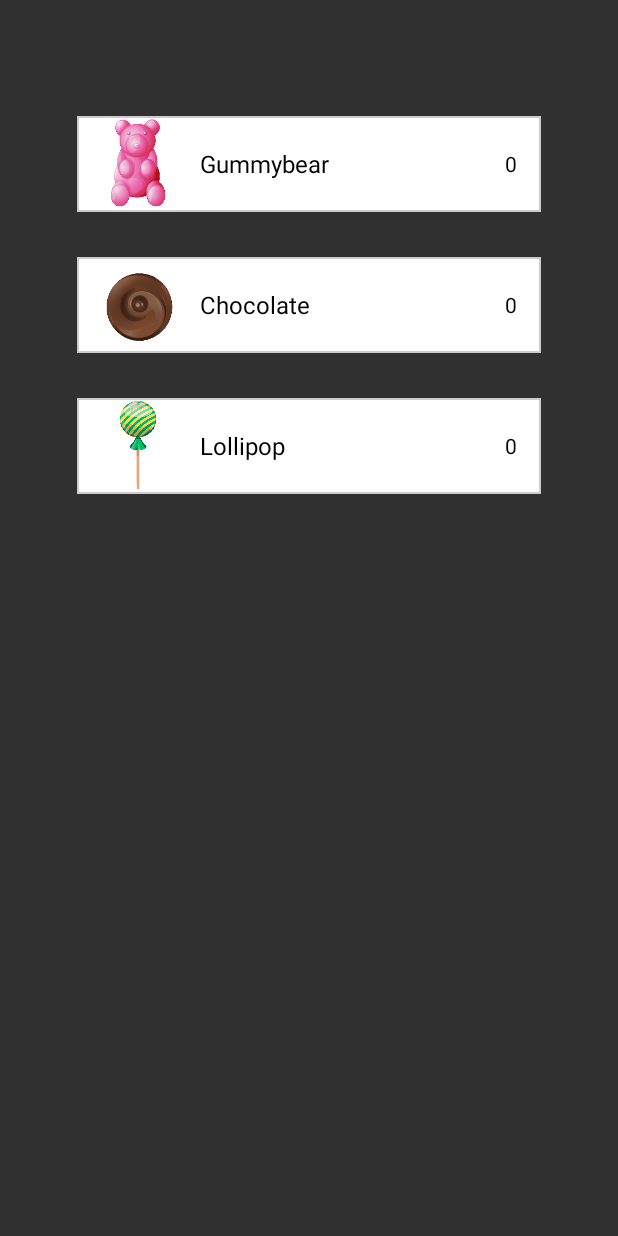
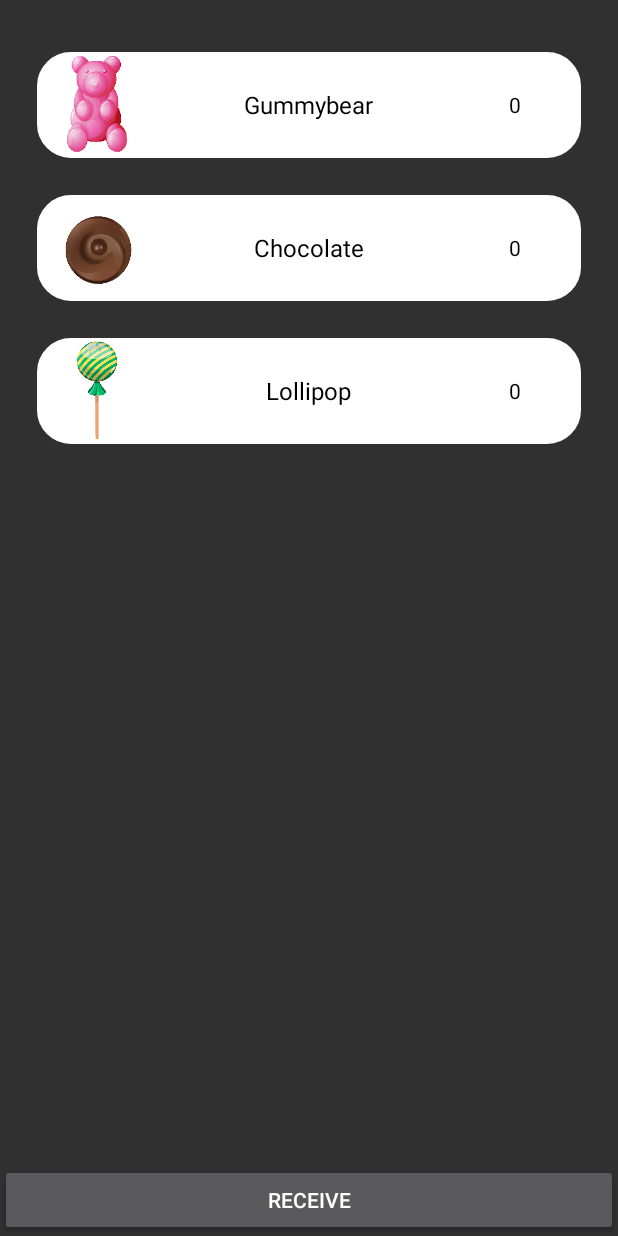
Before and after one commit to Lallivero/CandyFisher, an Android app: the CollectionActivity screen opened directly, with no data from a screen before it, after a tap on "Gummybear", on a phone screen of 412 x 824 dp. Run offline under Robolectric (Android 15) with nearby library versions, the phone set to English and light mode, and no system bars.

Commit message:
Added nfc share and receive functionality, also cleaned up livedata for collection/details view to properly update values

```diff
--- a/app/src/main/AndroidManifest.xml
+++ b/app/src/main/AndroidManifest.xml
@@ -3,6 +3,8 @@
     package="com.example.candyfisher">
 
     <uses-permission android:name="android.permission.VIBRATE" />
+    <uses-permission android:name="android.permission.NFC" />
+
     <application
         android:allowBackup="true"
         android:icon="@mipmap/ic_launcher"
@@ -10,6 +12,9 @@
         android:roundIcon="@mipmap/ic_launcher_round"
         android:supportsRtl="true"
         android:theme="@style/Theme.Design.NoActionBar">
+        <activity
+            android:name=".activities.ItemDetailsActivity"
+            android:exported="false" />
         <activity
             android:name=".activities.CollectionActivity"
             android:exported="false" />
@@ -21,7 +26,6 @@
             android:exported="true">
             <intent-filter>
                 <action android:name="android.intent.action.MAIN" />
-
                 <category android:name="android.intent.category.LAUNCHER" />
             </intent-filter>
         </activity>
--- a/app/src/main/java/com/example/candyfisher/activities/CollectionActivity.java
+++ b/app/src/main/java/com/example/candyfisher/activities/CollectionActivity.java
@@ -9,35 +9,109 @@ import com.example.candyfisher.R;
 
 import com.example.candyfisher.models.CollectionListAdapter;
 import com.example.candyfisher.models.CollectionListData;
+import com.example.candyfisher.utils.Candies;
+import com.example.candyfisher.utils.Utils;
 import com.example.candyfisher.viewModels.CollectionViewModel;
 
+import android.content.Intent;
+import android.nfc.NfcAdapter;
+import android.nfc.Tag;
 import android.os.Bundle;
+import android.util.Log;
 import android.view.View;
+import android.widget.Toast;
 
 import java.util.ArrayList;
 
-public class CollectionActivity extends AppCompatActivity {
+public class CollectionActivity extends AppCompatActivity implements NfcAdapter.ReaderCallback {
 
-
-    private CollectionViewModel myCollectionViewModel;
+    private CollectionViewModel collectionViewModel;
+    private boolean reading = false;
+    private NfcAdapter nfcAdapter;
+    private static final String TAG = "CollectionActivity";
 
     @Override
     protected void onCreate(Bundle savedInstanceState) {
         super.onCreate(savedInstanceState);
         setContentView(R.layout.activity_collection);
-        myCollectionViewModel = new ViewModelProvider(this).get(CollectionViewModel.class);
-        myCollectionViewModel.getCollectionListData().observe(this, this::initialiseView);
-
+        nfcAdapter = NfcAdapter.getDefaultAdapter(this);
+        refreshUI();
     }
 
-    public void initialiseView(ArrayList<CollectionListData> collectionListData) {
+    private void refreshUI() {
+        collectionViewModel = new ViewModelProvider(this).get(CollectionViewModel.class);
+        collectionViewModel.getCollectionListData().observe(this, this::initialiseView);
+    }
+
+    private void initialiseView(ArrayList<CollectionListData> collectionListData) {
 
         RecyclerView recyclerView = findViewById(R.id.collection_view);
+//        CollectionListAdapter collectionListAdapter = new CollectionListAdapter(collectionListData,
+//                index -> myCollectionViewModel.decrementCollected(index));
         CollectionListAdapter collectionListAdapter = new CollectionListAdapter(collectionListData,
-                index -> myCollectionViewModel.decrementCollected(index));
+                this::toDetailsActivity);
         recyclerView.setHasFixedSize(true);
         recyclerView.setLayoutManager(new LinearLayoutManager(this));
         recyclerView.setAdapter(collectionListAdapter);
+    }
 
+    public void toDetailsActivity(int index) {
+        Intent intent = new Intent(this, ItemDetailsActivity.class);
+        intent.putExtra("Item_index", index);
+        startActivity(intent);
+    }
+
+    public void readClick(View view) {
+        reading = !reading;
+        Toast.makeText(this, reading ? "Reading" : "Stopped Reading", Toast.LENGTH_SHORT).show();
+    }
+
+
+    @Override
+    protected void onRestart() {
+        super.onRestart();
+        refreshUI();
+    }
+
+    @Override
+    protected void onResume() {
+        super.onResume();
+        refreshUI();
+        if (nfcAdapter != null) {
+            Bundle options = new Bundle();
+            options.putInt(NfcAdapter.EXTRA_READER_PRESENCE_CHECK_DELAY, 250);
+
+            nfcAdapter.enableReaderMode(this, this, NfcAdapter.FLAG_READER_NFC_A |
+                            NfcAdapter.FLAG_READER_NFC_B |
+                            NfcAdapter.FLAG_READER_NFC_F |
+                            NfcAdapter.FLAG_READER_NFC_V |
+                            NfcAdapter.FLAG_READER_NFC_BARCODE |
+                            NfcAdapter.FLAG_READER_NO_PLATFORM_SOUNDS,
+                    options);
+        }
+    }
+
+    @Override
+    protected void onPause() {
+        super.onPause();
+        reading = false;
+        if (nfcAdapter != null) {
+            nfcAdapter.disableReaderMode(this);
+        }
+        getViewModelStore().clear();
+    }
+
+    @Override
+    public void onTagDiscovered(Tag tag) {
+        if (reading) {
+            String message = Utils.readNFC(tag);
+            assert message != null;
+            int itemIndex = Integer.parseInt(message);
+            if(itemIndex < Candies.values().length){
+                runOnUiThread(() -> collectionViewModel.incrementCollected(itemIndex));
+                Utils.writeNFC(tag, "");
+            }
+            reading = false;
+        }
     }
 }
--- a/app/src/main/java/com/example/candyfisher/activities/FishingActivity.java
+++ b/app/src/main/java/com/example/candyfisher/activities/FishingActivity.java
@@ -61,15 +61,11 @@ public class FishingActivity extends AppCompatActivity implements SensorEventLis
     protected void onCreate(Bundle savedInstanceState) {
         super.onCreate(savedInstanceState);
         setContentView(R.layout.activity_fishing);
-
         myCollectionViewModel = new ViewModelProvider(this).get(CollectionViewModel.class);
-
-
+        myCollectionViewModel.getCollectionListData();
         if (values == null) {
             values = new float[3];
         }
-
-
         sensorManager = (SensorManager) getSystemService(Context.SENSOR_SERVICE);
         accelerometer = sensorManager.getDefaultSensor(Sensor.TYPE_ACCELEROMETER);
 
--- /dev/null
+++ b/app/src/main/java/com/example/candyfisher/activities/ItemDetailsActivity.java
@@ -0,0 +1,124 @@
+package com.example.candyfisher.activities;
+
+import androidx.appcompat.app.AppCompatActivity;
+import androidx.lifecycle.ViewModelProvider;
+
+import android.nfc.NfcAdapter;
+import android.nfc.Tag;
+
+import android.os.Bundle;
+import android.util.Log;
+
+import android.widget.Button;
+import android.widget.ImageView;
+import android.widget.TextView;
+import android.widget.Toast;
+
+import com.example.candyfisher.R;
+
+import com.example.candyfisher.models.CollectionListData;
+import com.example.candyfisher.utils.Utils;
+import com.example.candyfisher.viewModels.CollectionViewModel;
+
+import java.util.ArrayList;
+
+public class ItemDetailsActivity extends AppCompatActivity implements NfcAdapter.ReaderCallback {
+
+    private static final String TAG = "ItemDetailsActivity";
+
+    NfcAdapter nfcAdapter;
+    boolean writing = false;
+
+    CollectionViewModel collectionViewModel;
+
+    private ImageView imageView;
+    private TextView nameText;
+    private TextView numCollected;
+    private Button button;
+
+    private int itemIndex;
+
+    @Override
+    protected void onCreate(Bundle savedInstanceState) {
+        super.onCreate(savedInstanceState);
+        setContentView(R.layout.activity_item_details);
+        Bundle extras = getIntent().getExtras();
+        if (extras != null)
+            itemIndex = extras.getInt("Item_index");
+
+        collectionViewModel = new ViewModelProvider(this).get(CollectionViewModel.class);
+        ArrayList<CollectionListData> myList = collectionViewModel.getCollectionListData().getValue();
+        collectionViewModel.getCollectionListData().observe(this, this::initialiseViews);
+        Log.i(TAG, "onCreate: " + String.valueOf(collectionViewModel.getImageId(itemIndex)));
+        imageView = findViewById(R.id.details_candy_image);
+        nameText = findViewById(R.id.details_candy_name);
+        numCollected = findViewById(R.id.details_num_collected);
+        button = findViewById(R.id.share_button);
+
+//        initialiseViews();
+
+        nfcAdapter = NfcAdapter.getDefaultAdapter(this);
+        if (nfcAdapter == null) {
+            Toast.makeText(this, "This device does not support NFC", Toast.LENGTH_SHORT).show();
+            finish();
+        }
+    }
+
+    private void initialiseViews(ArrayList<CollectionListData> collectionListData) {
+        imageView.setImageResource(collectionViewModel.getImageId(itemIndex));
+        nameText.setText(collectionViewModel.getItemDescription(itemIndex));
+        numCollected.setText(String.valueOf(collectionViewModel.getNumCollected(itemIndex)));
+        button.setOnClickListener(view -> setWriteMode());
+    }
+
+    public void setWriteMode() {
+        if (collectionViewModel.getNumCollected(itemIndex) != 0) {
+            writing = !writing;
+            Toast.makeText(this, writing ? "Sharing!" : "Not Sharing!", Toast.LENGTH_SHORT).show();
+        }else{
+            Toast.makeText(this, "You can't share what you don't have!", Toast.LENGTH_SHORT).show();
+        }
+
+    }
+
+    @Override
+    protected void onPause() {
+        super.onPause();
+        if (nfcAdapter != null) {
+            nfcAdapter.disableReaderMode(this);
+        }
+
+    }
+
+    @Override
+    protected void onResume() {
+        super.onResume();
+        if (nfcAdapter != null) {
+            Bundle options = new Bundle();
+            options.putInt(NfcAdapter.EXTRA_READER_PRESENCE_CHECK_DELAY, 250);
+
+            nfcAdapter.enableReaderMode(this, this, NfcAdapter.FLAG_READER_NFC_A |
+                            NfcAdapter.FLAG_READER_NFC_B |
+                            NfcAdapter.FLAG_READER_NFC_F |
+                            NfcAdapter.FLAG_READER_NFC_V |
+                            NfcAdapter.FLAG_READER_NFC_BARCODE |
+                            NfcAdapter.FLAG_READER_NO_PLATFORM_SOUNDS,
+                    options);
+        }
+
+    }
+
+    @Override
+    public void onTagDiscovered(Tag tag) {
+        if (writing) {
+            boolean sent = Utils.writeNFC(tag, String.valueOf(itemIndex));
+            if (sent) {
+                runOnUiThread(() -> {
+                    Log.i(TAG, "onTagDiscovered: here i am");
+                    collectionViewModel.decrementCollected(itemIndex);
+                });
+                writing = false;
+            }
+        }
+    }
+}
--- a/app/src/main/java/com/example/candyfisher/viewModels/CollectionViewModel.java
+++ b/app/src/main/java/com/example/candyfisher/viewModels/CollectionViewModel.java
@@ -18,38 +18,49 @@ import java.util.Objects;
 public class CollectionViewModel extends AndroidViewModel {
 
     private MutableLiveData<ArrayList<CollectionListData>> collectionListData;
+
     //Populates MutableLiveData with data from sharedPreferences
     public CollectionViewModel(Application application) {
         super(application);
         SharedPreferenceAccess.initialise(getApplication());
+//        if (collectionListData == null) {
+//            collectionListData = new MutableLiveData<>();
+//            loadData();
+//        }
+    }
+
+    //Returns an immutable version of the data
+    public LiveData<ArrayList<CollectionListData>> getCollectionListData() {
         if (collectionListData == null) {
             collectionListData = new MutableLiveData<>();
             loadData();
         }
-    }
-    //Returns an immutable version of the data
-    public LiveData<ArrayList<CollectionListData>> getCollectionListData() {
+
         return collectionListData;
     }
+
     //Loads data from sharedPreferences
     private void loadData() {
         collectionListData.setValue(candyToCollectionListData(SharedPreferenceAccess.getCandies()));
     }
+
     //Creates CollectionListData out of enum Candies
     private ArrayList<CollectionListData> candyToCollectionListData(ArrayList<Candies> candies) {
         ArrayList<CollectionListData> collection = new ArrayList<>();
         for (int i = 0; i < candies.size(); i++) {
             String capitalisedCandyName = Candies.values()[i].toString();
             String formattedCandyName = capitalisedCandyName.charAt(0) + capitalisedCandyName.substring(1).toLowerCase();
-            String imageName = "candy" + (i+1);
+            String imageName = "candy" + (i + 1);
             collection.add(new CollectionListData(formattedCandyName, getImageFromString(imageName), SharedPreferenceAccess.getNumCollected(i)));
         }
         return collection;
     }
+
     //Generates an imageId from a string consisting of the image resources name
     private int getImageFromString(String imageName) {
         return getApplication().getResources().getIdentifier(imageName, "drawable", getApplication().getPackageName());
     }
+
     //Returns the imageId of a Candy
     public int getImageId(int index) {
         return Objects.requireNonNull(collectionListData.getValue()).get(index).getImageId();
@@ -65,18 +76,20 @@ public class CollectionViewModel extends AndroidViewModel {
         return Objects.requireNonNull(collectionListData.getValue()).get(index).getDescription();
     }
 
-    public int getNumCollected(int index){
-        return SharedPreferenceAccess.getNumCollected(index);
+    public int getNumCollected(int index) {
+        return Objects.requireNonNull(collectionListData.getValue()).get(index).getNumCollected();
     }
 
-    public void incrementCollected(int index){
+    public void incrementCollected(int index) {
         SharedPreferenceAccess.incrementCollected(index);
         loadData();
+
     }
 
-    public void decrementCollected(int index){
+    public void decrementCollected(int index) {
         SharedPreferenceAccess.decrementCollected(index);
         loadData();
+
     }
 
 //    //Returns weather or not a candy has been collected
--- a/app/src/main/res/layout/activity_collection.xml
+++ b/app/src/main/res/layout/activity_collection.xml
@@ -1,20 +1,26 @@
 <?xml version="1.0" encoding="utf-8"?>
-<androidx.constraintlayout.widget.ConstraintLayout xmlns:android="http://schemas.android.com/apk/res/android"
+<RelativeLayout xmlns:android="http://schemas.android.com/apk/res/android"
     xmlns:app="http://schemas.android.com/apk/res-auto"
     xmlns:tools="http://schemas.android.com/tools"
     android:layout_width="match_parent"
     android:layout_height="match_parent"
+    android:orientation="vertical"
     tools:context=".activities.CollectionActivity">
-
 
 
     <androidx.recyclerview.widget.RecyclerView
         android:id="@+id/collection_view"
-        android:layout_width="409dp"
-        android:layout_height="729dp"
-        app:layout_constraintBottom_toBottomOf="parent"
-        app:layout_constraintEnd_toEndOf="parent"
-        app:layout_constraintHorizontal_bias="0.5"
-        app:layout_constraintStart_toStartOf="parent"
-        app:layout_constraintTop_toTopOf="parent" />
-</androidx.constraintlayout.widget.ConstraintLayout>
+        android:layout_width="match_parent"
+        android:layout_height="wrap_content"
+        android:layout_alignParentStart="true"
+        android:layout_marginTop="30dp" />
+
+    <Button
+        android:id="@+id/recieve_button"
+        android:layout_width="match_parent"
+        android:layout_height="wrap_content"
+        android:layout_alignParentBottom="true"
+        android:onClick="readClick"
+        android:text="Receive" />
+
+</RelativeLayout>
--- a/app/src/main/res/layout/list_item.xml
+++ b/app/src/main/res/layout/list_item.xml
@@ -2,38 +2,38 @@
 <RelativeLayout xmlns:android="http://schemas.android.com/apk/res/android"
     android:id="@+id/relativeLayout"
     android:layout_width="match_parent"
-    android:layout_marginHorizontal="50dp"
-    android:layout_marginTop="30dp"
-    android:layout_height="?android:attr/listPreferredItemHeight"
-    android:background="@drawable/border">
+    android:layout_height="?android:attr/listPreferredItemHeightLarge"
+    android:layout_marginHorizontal="20dp"
+    android:layout_marginBottom="15dp"
+    android:background="@drawable/dialog_background">
 
     <ImageView
         android:id="@+id/imageView"
         android:layout_width="50dp"
         android:layout_height="wrap_content"
         android:layout_alignParentStart="true"
-        android:layout_alignParentLeft="true"
+
         android:layout_centerVertical="true"
-        android:layout_marginStart="@dimen/activity_horizontal_margin"
-        android:layout_marginEnd="@dimen/activity_horizontal_margin"
+        android:layout_marginStart="15dp"
+
         android:contentDescription="Icon" />
 
     <TextView
         android:id="@+id/textView"
         android:layout_width="wrap_content"
         android:layout_height="match_parent"
-        android:layout_toEndOf="@id/imageView"
-        android:layout_toRightOf="@id/imageView"
-        android:gravity="center_vertical"
+        android:layout_centerInParent="true"
+        android:gravity="center"
         android:textColor="@color/black"
         android:textSize="16sp" />
+
 
     <TextView
         android:id="@+id/textView2"
         android:layout_width="wrap_content"
         android:layout_height="match_parent"
-        android:layout_alignParentRight="true"
-        android:layout_marginEnd="16dp"
+        android:layout_alignParentEnd="true"
+        android:layout_marginEnd="40dp"
         android:gravity="center_vertical"
         android:text="TextView"
         android:textColor="@color/black" />
```
Also changed, not shown: app/src/main/java/com/example/candyfisher/utils/Utils.java (+51 -0 lines), app/src/main/res/layout/activity_item_details.xml (added, +47 -0 lines).
